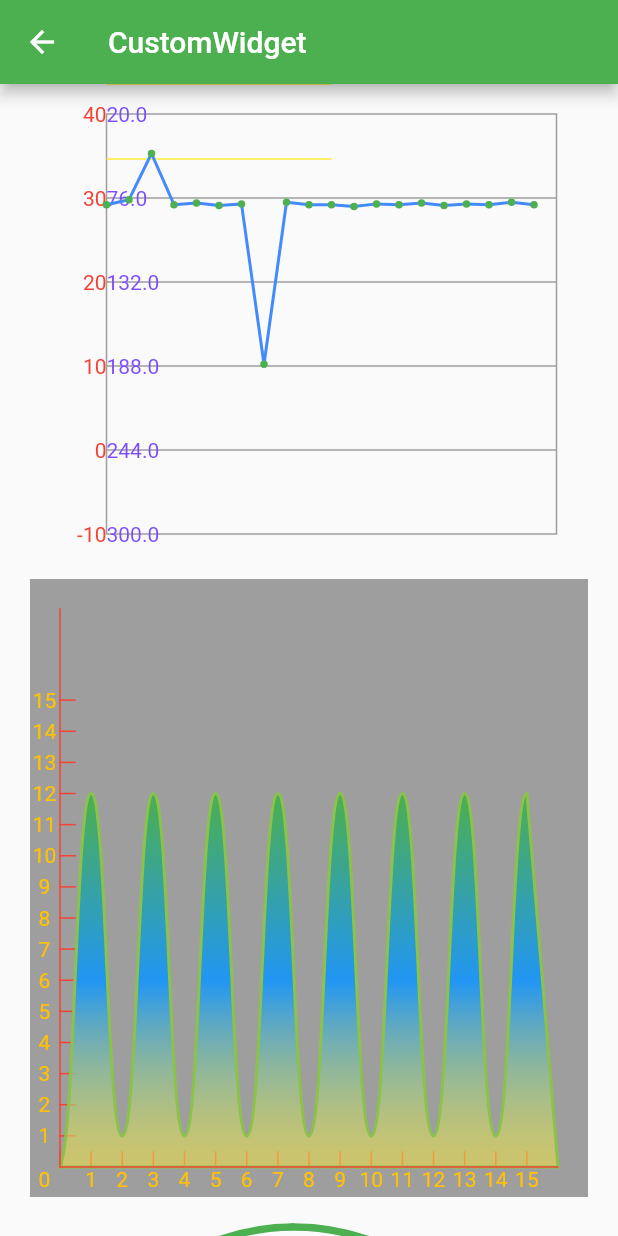
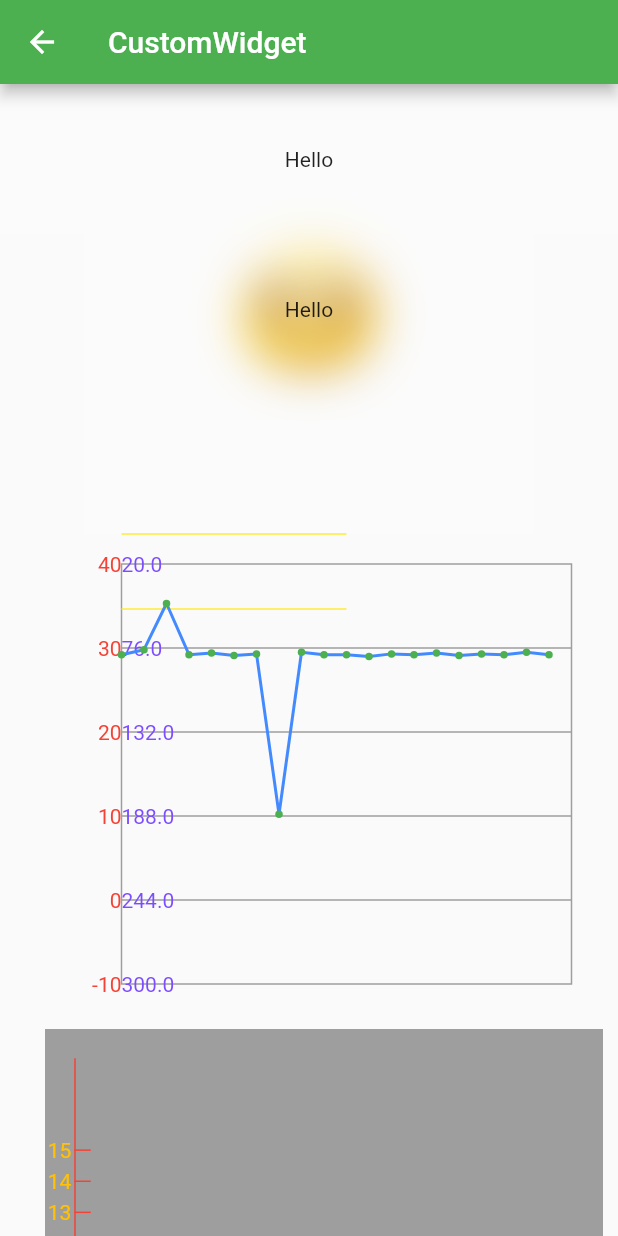
Before and after one commit to student9128/FlutterStudy, a Flutter app: the CustomWidgetPage screen opened by its route, on a phone screen of 412 x 824 dp. Run offline on Flutter 3.47's test engine with Material 2 defaults, Android fonts, the phone set to English and light mode, and no system bars; our stand-ins replace fluro, permission_handler; missing offline and left inert: amap_flutter_base, amap_flutter_location, amap_flutter_map, flutter_baidu_mapapi_base, flutter_baidu_mapapi_map, flutter_bmflocation.

```diff
--- a/lib/advanced/custom_widget_page.dart
+++ b/lib/advanced/custom_widget_page.dart
@@ -1,15 +1,20 @@
+import 'dart:ui';
+
 import 'package:flutter/material.dart';
 import 'package:flutter_study_list/advanced/custom_widgets/custom_line.dart';
 import 'package:flutter_study_list/advanced/custom_widgets/custom_line2.dart';
 import 'package:flutter_study_list/advanced/custom_widgets/progress_ball.dart';
+import 'package:flutter_study_list/util/asset_utils.dart';
 
 class CustomWidgetPage extends StatefulWidget {
-  const CustomWidgetPage({ Key? key }) : super(key: key);
+  const CustomWidgetPage({Key? key}) : super(key: key);
 
   @override
   State<CustomWidgetPage> createState() => _CustomWidgetPageState();
 }
-class _CustomWidgetPageState extends State<CustomWidgetPage> with TickerProviderStateMixin{
+
+class _CustomWidgetPageState extends State<CustomWidgetPage>
+    with TickerProviderStateMixin {
   late Animation<double> animation;
   late AnimationController controller;
 
@@ -20,6 +25,7 @@ class _CustomWidgetPageState extends State<CustomWidgetPage> with TickerProvider
   late Animation<double> waveAnimation;
   late Animation<double> mainAnimation;
   late Animation<double> secondAnimation;
+
   @override
   void initState() {
     super.initState();
@@ -33,35 +39,70 @@ class _CustomWidgetPageState extends State<CustomWidgetPage> with TickerProvider
         setState(() {});
       });
     controller.repeat();
-    wareController = AnimationController(duration: const Duration(seconds: 10), vsync: this);
-    waveAnimation = Tween<double>(begin: 0.1,end:0.5 ).animate(wareController);
+    wareController =
+        AnimationController(duration: const Duration(seconds: 10), vsync: this);
+    waveAnimation = Tween<double>(begin: 0.1, end: 0.5).animate(wareController);
     wareController.forward();
-    mainController = AnimationController(duration: const Duration(seconds: 1), vsync: this);
-     mainAnimation =Tween(begin: 0.0, end:300.0).animate(mainController);
+    mainController =
+        AnimationController(duration: const Duration(seconds: 1), vsync: this);
+    mainAnimation = Tween(begin: 0.0, end: 300.0).animate(mainController);
     mainController.repeat();
   }
-
-
 
   @override
   Widget build(BuildContext context) {
     return Scaffold(
-     appBar: AppBar(title: const Text('CustomWidget'),),
-     body: SingleChildScrollView(child:Column(
+      appBar: AppBar(
+        title: const Text('CustomWidget'),
+      ),
+      body: Stack(
+        fit: StackFit.expand,
+        children: [
+          SingleChildScrollView(
+            child: Column(
               children: [
                 Container(
+                    width: 300,
+                    height: 300,
+                    child: Stack(
+                      alignment: Alignment.center,
+                      children: <Widget>[
+                        Container(
+                          margin: EdgeInsets.symmetric(horizontal: 20),
+                          child: Image.asset(
+                            AssetUtils.getAssetImagePNG('emoji1'),
+                            fit: BoxFit.cover,
+                          ),
+                        ),
+                        Positioned.fill(
+                          child: BackdropFilter(
+                            filter: ImageFilter.blur(
+                              sigmaX: 15,
+                              sigmaY: 15,
+                            ),
+                            child: Container(
+                              alignment: Alignment.center,
+                              color: Colors.white10,
+                              child: Text('Hello'),
+                            ),
+                          ),
+                        ),
+                      ],
+                    )),
+                Container(
                   margin: const EdgeInsets.only(left: 50),
-           child:  CustomPaint(
+                  child: CustomPaint(
                     foregroundPainter: LineChatPainter(),
                     size: Size(300, 300),
                   ),
                 ),
                 Container(
                   color: Colors.grey,
-           margin: const EdgeInsets.only(left: 20,top: 30),
-           child:  CustomPaint(
+                  margin: const EdgeInsets.only(left: 20, top: 30),
+                  child: CustomPaint(
                     foregroundPainter: CustomLine(),
-           size: Size(MediaQuery.of(context).size.width-40, MediaQuery.of(context).size.width),
+                    size: Size(MediaQuery.of(context).size.width - 40,
+                        MediaQuery.of(context).size.width),
                   ),
                 ),
                 //  Container(
@@ -75,17 +116,40 @@ class _CustomWidgetPageState extends State<CustomWidgetPage> with TickerProvider
                 Container(
                   width: 300,
                   height: 300,
-              margin: const EdgeInsets.only(top: 20,bottom: 20),
+                  margin: const EdgeInsets.only(top: 20, bottom: 20),
                   child: CustomPaint(
                     // painter: WavyPainter(0.5,100,Colors.red),
-                painter: ProgressBall(animation: waveAnimation.value,progress:0.5,offsetX:mainAnimation.value ),
+                    painter: ProgressBall(
+                        animation: waveAnimation.value,
+                        progress: 0.5,
+                        offsetX: mainAnimation.value),
                   ),
                 )
-
               ],
-     ),) ,
+            ),
+          ),
+          Positioned(
+            width: MediaQuery.of(context).size.width,
+            height: 100,
+            child: ClipRect(
+              child: BackdropFilter(
+                filter: ImageFilter.blur(
+                  sigmaX: 10,
+                  sigmaY: 10,
+                ),
+                child: Container(
+                  alignment: Alignment.center,
+                  color: Colors.white10,
+                  child: Text('Hello'),
+                ),
+              ),
+            ),
+          ),
+        ],
+      ),
     );
   }
+
   @override
   void dispose() {
     controller.dispose();
```
Lines whose indentation alone changed are shown as unchanged.
